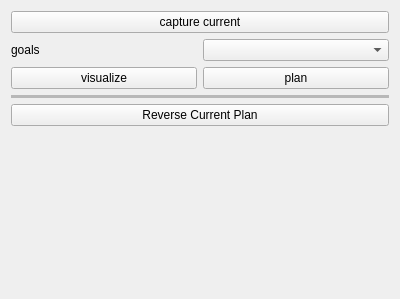
Above: software/ddapp/src/app/ddNavigation.ui from openhumanoids/oh-distro before the change. Below: the same form after it.
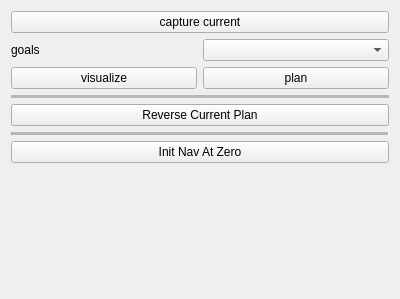
That is the form after the change.

What changed in the file:
```diff
--- a/software/ddapp/src/app/ddNavigation.ui
+++ b/software/ddapp/src/app/ddNavigation.ui
@@ -24,19 +24,6 @@
    <item row="1" column="1">
     <widget class="QComboBox" name="comboBox"/>
    </item>
-   <item row="6" column="0" colspan="2">
-    <spacer name="verticalSpacer">
-     <property name="orientation">
-      <enum>Qt::Vertical</enum>
-     </property>
-     <property name="sizeHint" stdset="0">
-      <size>
-       <width>20</width>
-       <height>40</height>
-      </size>
-     </property>
-    </spacer>
-   </item>
    <item row="0" column="0" colspan="2">
     <widget class="QPushButton" name="captureButton">
      <property name="text">
@@ -78,6 +65,36 @@
      </property>
     </widget>
    </item>
+   <item row="7" column="0" colspan="2">
+    <widget class="Line" name="line_2">
+     <property name="midLineWidth">
+      <number>10</number>
+     </property>
+     <property name="orientation">
+      <enum>Qt::Horizontal</enum>
+     </property>
+    </widget>
+   </item>
+   <item row="9" column="0" colspan="2">
+    <spacer name="verticalSpacer">
+     <property name="orientation">
+      <enum>Qt::Vertical</enum>
+     </property>
+     <property name="sizeHint" stdset="0">
+      <size>
+       <width>20</width>
+       <height>40</height>
+      </size>
+     </property>
+    </spacer>
+   </item>
+   <item row="8" column="0" colspan="2">
+    <widget class="QPushButton" name="initAtZeroButton">
+     <property name="text">
+      <string>Init Nav At Zero</string>
+     </property>
+    </widget>
+   </item>
   </layout>
  </widget>
  <resources/>
```
Left out of the diff: 2 changed lines with no effect on the pictures.
